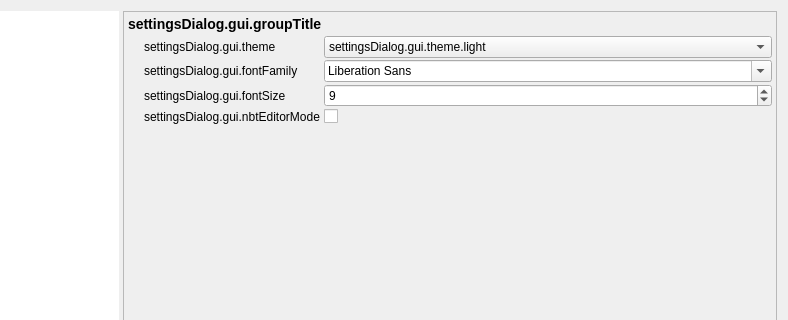
bedrock-dev/BedrockMap, file src/settingsdialog.ui: the form before one commit; both pictures show x 112 to 900 and y 0 to 320 of the 900 by 650 pixel window.
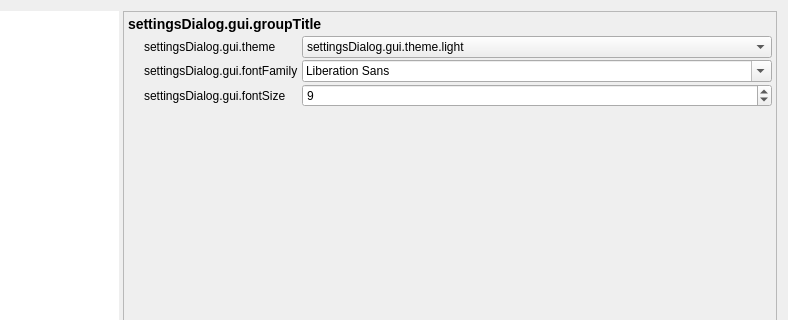
The form after the commit. Icons and pictures are not drawn.

Commit message: MCStructure viewer and nbt editor.

```diff
--- a/src/settingsdialog.ui
+++ b/src/settingsdialog.ui
@@ -169,16 +169,6 @@
              </property>
             </widget>
            </item>
-           <item row="3" column="0">
-            <widget class="QLabel" name="label_nbt_editor_mode">
-             <property name="text">
-              <string>settingsDialog.gui.nbtEditorMode</string>
-             </property>
-            </widget>
-           </item>
-           <item row="3" column="1">
-            <widget class="QCheckBox" name="nbtEditorModeCheck"/>
-           </item>
           </layout>
          </item>
          <item>
```
The commit also changes 29 other files.
